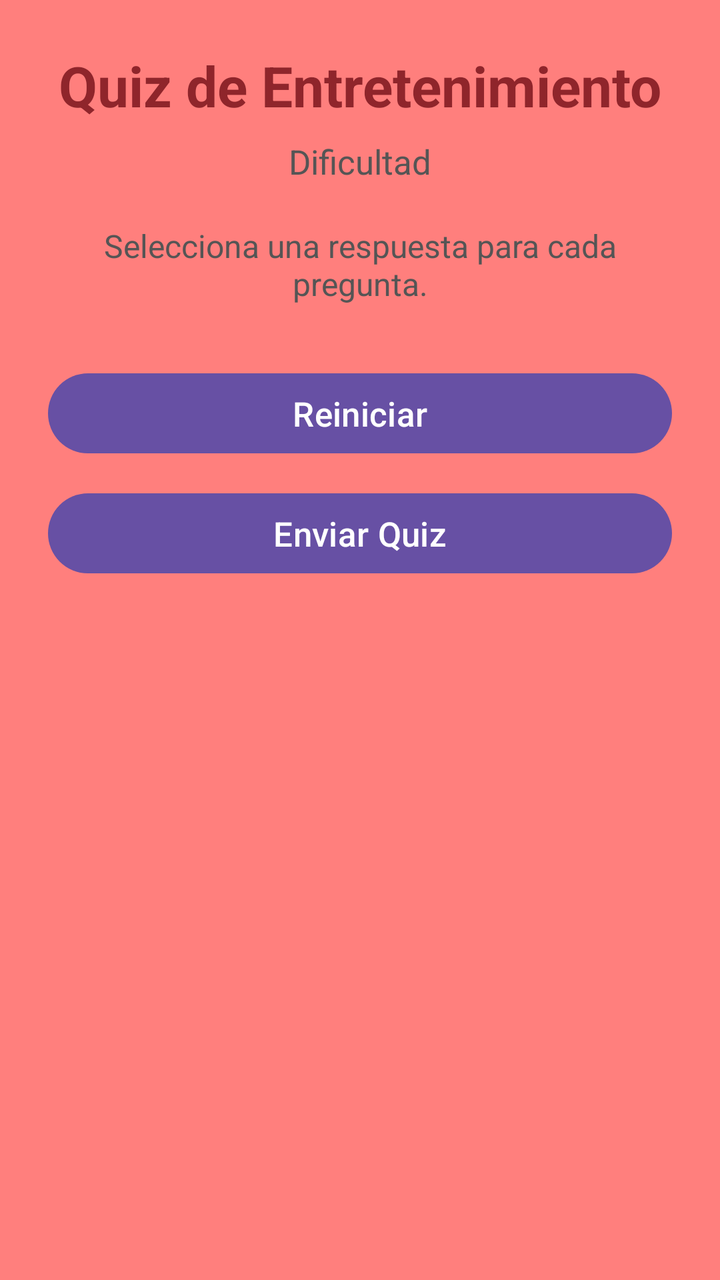
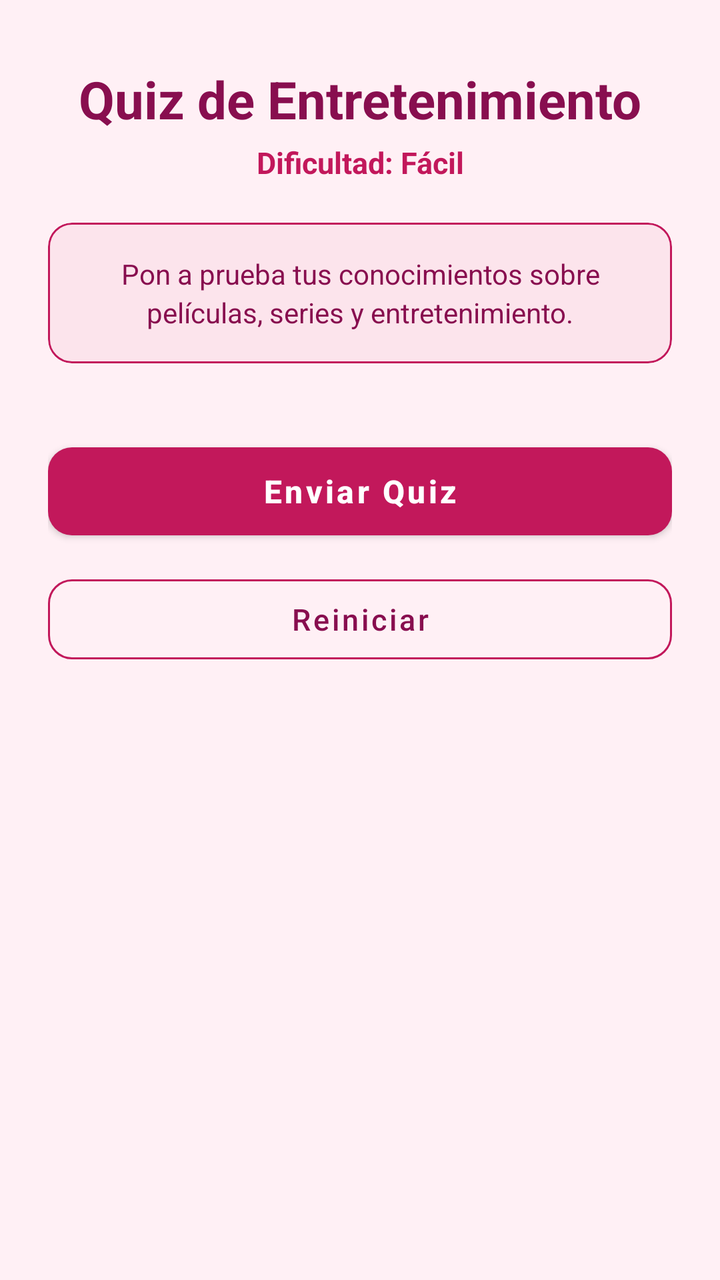

Compare the two renders of this Android layout. The source of the first and the diff that turns it into the second are given below.
<!-- AndroidManifest.xml: application theme Theme.QuizMaster -->
<!-- res/layout/activity_entretenimiento.xml -->
<?xml version="1.0" encoding="utf-8"?>
<ScrollView
    xmlns:android="http://schemas.android.com/apk/res/android"
    android:layout_width="match_parent"
    android:layout_height="match_parent"
    android:background="#FF7F7D">

    <LinearLayout
        android:layout_width="match_parent"
        android:layout_height="wrap_content"
        android:orientation="vertical"
        android:padding="24dp">

        <TextView
            android:layout_width="match_parent"
            android:layout_height="wrap_content"
            android:text="Quiz de Entretenimiento"
            android:textSize="28sp"
            android:textStyle="bold"
            android:textColor="#8F252B"
            android:gravity="center"
            android:layout_marginBottom="8dp" />

        <TextView
            android:id="@+id/textoDificultad"
            android:layout_width="match_parent"
            android:layout_height="wrap_content"
            android:text="Dificultad"
            android:textSize="17sp"
            android:textColor="#555555"
            android:gravity="center"
            android:layout_marginBottom="20dp" />

        <TextView
            android:layout_width="match_parent"
            android:layout_height="wrap_content"
            android:text="Selecciona una respuesta para cada pregunta."
            android:textSize="16sp"
            android:textColor="#555555"
            android:gravity="center"
            android:layout_marginBottom="10dp" />

        <LinearLayout
            android:id="@+id/contenedorPreguntas"
            android:layout_width="match_parent"
            android:layout_height="wrap_content"
            android:orientation="vertical" />

        <Button
            android:id="@+id/botonReiniciar"
            android:layout_width="match_parent"
            android:layout_height="wrap_content"
            android:text="Reiniciar"
            android:textSize="17sp"
            android:layout_marginTop="20dp"
            android:layout_marginBottom="12dp" />

        <Button
            android:id="@+id/botonEnviar"
            android:layout_width="match_parent"
            android:layout_height="wrap_content"
            android:text="Enviar Quiz"
            android:textSize="17sp"
            android:layout_marginBottom="20dp" />

    </LinearLayout>

</ScrollView>
<!-- resources referenced by this layout -->
<resources>
  <style name="Theme.QuizMaster" parent="Base.Theme.QuizMaster" />
  <style name="Base.Theme.QuizMaster" parent="Theme.Material3.DayNight.NoActionBar">
          
          
      </style>
</resources>

<!-- the commit's change to res/layout/activity_entretenimiento.xml (unified diff, before → after) -->
@@ -1,9 +1,11 @@
 <?xml version="1.0" encoding="utf-8"?>
 <ScrollView
     xmlns:android="http://schemas.android.com/apk/res/android"
+    xmlns:app="http://schemas.android.com/apk/res-auto"
     android:layout_width="match_parent"
     android:layout_height="match_parent"
-    android:background="#FF7F7D">
+    android:background="@color/colorEntretenimiento5"
+    android:fillViewport="true">
 
     <LinearLayout
         android:layout_width="match_parent"
@@ -15,30 +17,44 @@
             android:layout_width="match_parent"
             android:layout_height="wrap_content"
             android:text="Quiz de Entretenimiento"
-            android:textSize="28sp"
+            android:textSize="26sp"
             android:textStyle="bold"
-            android:textColor="#8F252B"
+            android:textColor="@color/colorEntretenimientoTexto"
             android:gravity="center"
-            android:layout_marginBottom="8dp" />
+            android:layout_marginTop="8dp" />
 
         <TextView
             android:id="@+id/textoDificultad"
             android:layout_width="match_parent"
             android:layout_height="wrap_content"
-            android:text="Dificultad"
-            android:textSize="17sp"
-            android:textColor="#555555"
+            android:text="Dificultad: Fácil"
+            android:textSize="15sp"
+            android:textStyle="bold"
+            android:textColor="@color/colorEntretenimiento1"
             android:gravity="center"
+            android:layout_marginTop="4dp"
             android:layout_marginBottom="20dp" />
 
-        <TextView
+        <com.google.android.material.card.MaterialCardView
             android:layout_width="match_parent"
             android:layout_height="wrap_content"
-            android:text="Selecciona una respuesta para cada pregunta."
-            android:textSize="16sp"
-            android:textColor="#555555"
-            android:gravity="center"
-            android:layout_marginBottom="10dp" />
+            android:layout_marginBottom="20dp"
+            app:cardCornerRadius="12dp"
+            app:cardElevation="0dp"
+            app:strokeColor="@color/colorEntretenimiento1"
+            app:strokeWidth="1dp"
+            app:cardBackgroundColor="@color/colorEntretenimiento4">
+
+            <TextView
+                android:layout_width="match_parent"
+                android:layout_height="wrap_content"
+                android:padding="16dp"
+                android:text="Pon a prueba tus conocimientos sobre películas, series y entretenimiento."
+                android:textSize="14sp"
+                android:textColor="@color/colorEntretenimientoTexto"
+                android:gravity="center"
+                android:lineSpacingExtra="3dp" />
+        </com.google.android.material.card.MaterialCardView>
 
         <LinearLayout
             android:id="@+id/contenedorPreguntas"
@@ -46,23 +62,31 @@
             android:layout_height="wrap_content"
             android:orientation="vertical" />
 
-        <Button
-            android:id="@+id/botonReiniciar"
-            android:layout_width="match_parent"
-            android:layout_height="wrap_content"
-            android:text="Reiniciar"
-            android:textSize="17sp"
-            android:layout_marginTop="20dp"
-            android:layout_marginBottom="12dp" />
-
-        <Button
+        <com.google.android.material.button.MaterialButton
             android:id="@+id/botonEnviar"
             android:layout_width="match_parent"
-            android:layout_height="wrap_content"
+            android:layout_height="56dp"
             android:text="Enviar Quiz"
-            android:textSize="17sp"
-            android:layout_marginBottom="20dp" />
+            android:textSize="16sp"
+            android:textStyle="bold"
+            android:textColor="@color/colorBlanco"
+            app:backgroundTint="@color/colorEntretenimiento1"
+            app:cornerRadius="12dp"
+            android:textAllCaps="false"
+            android:layout_marginTop="16dp"
+            android:layout_marginBottom="10dp" />
+
+        <com.google.android.material.button.MaterialButton
+            android:id="@+id/botonReiniciar"
+            style="@style/Widget.MaterialComponents.Button.OutlinedButton"
+            android:layout_width="match_parent"
+            android:layout_height="52dp"
+            android:text="Reiniciar"
+            android:textSize="15sp"
+            android:textColor="@color/colorEntretenimientoTexto"
+            app:strokeColor="@color/colorEntretenimiento1"
+            app:cornerRadius="12dp"
+            android:textAllCaps="false" />
 
     </LinearLayout>
-
 </ScrollView>
<!-- resource entries referenced after the edit -->
@@ -1,9 +1,15 @@
 <!-- resources referenced by this layout -->
 <resources>
-  <style name="Theme.QuizMaster" parent="Base.Theme.QuizMaster" />
-  <style name="Base.Theme.QuizMaster" parent="Theme.Material3.DayNight.NoActionBar">
-          
-          
+  <color name="colorBlanco">#FFFFFF</color>
+  <color name="colorEntretenimiento1">#C2185B</color>
+  <color name="colorEntretenimiento4">#FCE4EC</color>
+  <color name="colorEntretenimiento5">#FFF0F5</color>
+  <color name="colorEntretenimientoTexto">#880E4F</color>
+  <style name="Theme.QuizMaster" parent="Theme.MaterialComponents.DayNight.NoActionBar">
+  
+          <item name="colorPrimaryVariant">@color/colorGeneral1</item>
+  
       </style>
+  <color name="colorGeneral1">#1976D2</color>
 </resources>
 
